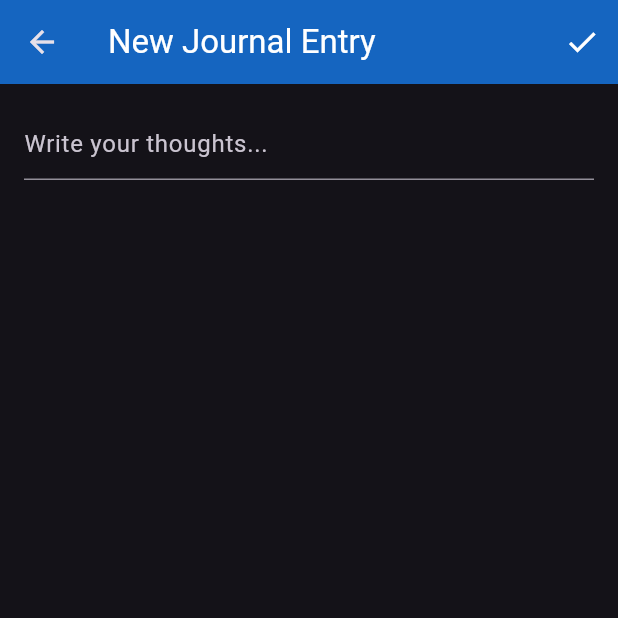
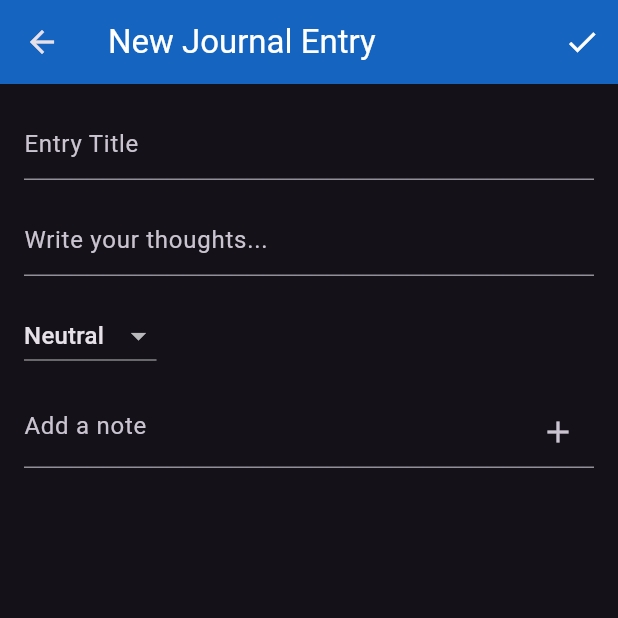
Before and after one commit to aakash-kr-7/Aether, a Flutter app: the JournalHome screen opened by its route, after a tap on the "add" icon, on a phone screen of 412 x 824 dp, the top half of it. Run offline on Flutter 3.47's test engine with Material 3 defaults, Android fonts, the phone set to English and light mode, and no system bars; our stand-ins replace cloud_firestore, firebase_auth, firebase_core, google_fonts; accounts and stored records are empty.

Commit message:
chatbot almost done and journal is up and running

```diff
--- a/lib/main.dart
+++ b/lib/main.dart
@@ -1,6 +1,7 @@
 import 'package:flutter/material.dart';
 import 'package:firebase_core/firebase_core.dart';
 import 'package:firebase_auth/firebase_auth.dart';
+import 'package:cloud_firestore/cloud_firestore.dart';
 import '/firebase_options.dart';
 import 'screens/auth/login_screen.dart';
 import 'screens/home/home_screen.dart';
@@ -11,6 +12,10 @@ import 'screens/chatbot/chatbot_screen.dart';
 void main() async {
   WidgetsFlutterBinding.ensureInitialized();
   await Firebase.initializeApp(options: DefaultFirebaseOptions.currentPlatform);
+
+  // Clear Firestore cache
+  await FirebaseFirestore.instance.clearPersistence();
+
   runApp(MyApp());
 }
 
--- a/lib/models/journal_entry.dart
+++ b/lib/models/journal_entry.dart
@@ -3,21 +3,30 @@ import 'package:cloud_firestore/cloud_firestore.dart';
 class JournalEntry {
   final String entryId;
   final String userId;
+  final String title;
   final String content;
+  final List<String> notes;
+  final String mood;
   final DateTime date;
 
   JournalEntry({
     required this.entryId,
     required this.userId,
+    required this.title,
     required this.content,
+    required this.notes,
+    required this.mood,
     required this.date,
   });
 
   factory JournalEntry.fromMap(Map<String, dynamic> map) {
     return JournalEntry(
-      entryId: map['entryId'],
-      userId: map['userId'],
-      content: map['content'],
+      entryId: map['entryId'] ?? '',
+      userId: map['userId'] ?? '',
+      title: map['title'] ?? 'Untitled',
+      content: map['content'] ?? 'No content',
+      notes: map['notes'] is List ? List<String>.from(map['notes']) : <String>[],
+      mood: map['mood'] ?? 'Neutral',
       date: (map['date'] as Timestamp).toDate(),
     );
   }
@@ -26,8 +35,11 @@ class JournalEntry {
     return {
       'entryId': entryId,
       'userId': userId,
+      'title': title,
       'content': content,
-      'date': date,
+      'notes': notes,
+      'mood': mood,
+      'date': Timestamp.fromDate(date),
     };
   }
 }
--- /dev/null
+++ b/lib/screens/journal/journal_detail_screen.dart
@@ -0,0 +1,68 @@
+import 'package:flutter/material.dart';
+import '../../models/journal_entry.dart';
+import '../../services/journal_service.dart';
+import 'journal_home.dart';
+
+class JournalDetailScreen extends StatelessWidget {
+  final JournalEntry entry;
+  final JournalService _journalService = JournalService();
+
+  JournalDetailScreen({required this.entry});
+
+  void _deleteEntry(BuildContext context) async {
+    await _journalService.deleteEntry(entry.entryId!);
+    ScaffoldMessenger.of(context).showSnackBar(SnackBar(content: Text("Entry deleted.")));
+    Navigator.pushAndRemoveUntil(
+      context,
+      MaterialPageRoute(builder: (context) => JournalHome()),
+      (route) => false,
+    );
+  }
+
+  String _formatDate(DateTime date) {
+    return "${date.day}-${date.month}-${date.year}";
+  }
+
+  @override
+  Widget build(BuildContext context) {
+    return Scaffold(
+      appBar: AppBar(
+        title: Text(entry.title.isNotEmpty ? entry.title : "Untitled", style: TextStyle(color: Colors.white)),
+        backgroundColor: Colors.blue[800],
+        actions: [
+          IconButton(
+            icon: Icon(Icons.delete, color: Colors.white),
+            onPressed: () => _deleteEntry(context),
+          ),
+        ],
+      ),
+      body: SingleChildScrollView(
+        padding: EdgeInsets.all(16.0),
+        child: Column(
+          crossAxisAlignment: CrossAxisAlignment.start,
+          children: [
+            Text("Mood: ${entry.mood}", style: TextStyle(fontSize: 18, fontWeight: FontWeight.bold)),
+            SizedBox(height: 10),
+            Text("Date: ${_formatDate(entry.date)}", style: TextStyle(fontSize: 14, color: Colors.grey[700])),
+            SizedBox(height: 20),
+            Text(entry.content, style: TextStyle(fontSize: 16)),
+            SizedBox(height: 20),
+            if (entry.notes.isNotEmpty) ...[
+              Text("Notes:", style: TextStyle(fontSize: 18, fontWeight: FontWeight.bold)),
+              SizedBox(height: 10),
+              Column(
+                crossAxisAlignment: CrossAxisAlignment.start,
+                children: entry.notes
+                    .map((note) => Padding(
+                          padding: const EdgeInsets.only(bottom: 8.0),
+                          child: Text("• $note", style: TextStyle(fontSize: 16)),
+                        ))
+                    .toList(),
+              ),
+            ],
+          ],
+        ),
+      ),
+    );
+  }
+}
--- a/lib/screens/journal/journal_entry_screen.dart
+++ b/lib/screens/journal/journal_entry_screen.dart
@@ -3,52 +3,154 @@ import 'package:uuid/uuid.dart';
 import 'package:firebase_auth/firebase_auth.dart';
 import '../../services/journal_service.dart';
 import '../../models/journal_entry.dart';
+import 'journal_home.dart';
 
 class JournalEntryScreen extends StatefulWidget {
+  final JournalEntry? entry;
+
+  JournalEntryScreen({this.entry});
+
   @override
   _JournalEntryScreenState createState() => _JournalEntryScreenState();
 }
 
 class _JournalEntryScreenState extends State<JournalEntryScreen> {
-  final TextEditingController _controller = TextEditingController();
+  final TextEditingController _titleController = TextEditingController();
+  final TextEditingController _contentController = TextEditingController();
+  final TextEditingController _noteController = TextEditingController();
   final JournalService _journalService = JournalService();
   final _uuid = Uuid();
 
+  List<String> _notes = [];
+  String _selectedMood = 'Neutral';
+
+  final List<String> moods = [
+    'Happy', 'Sad', 'Angry', 'Excited', 'Anxious',
+    'Grateful', 'Calm', 'Tired', 'Stressed', 'Neutral'
+  ];
+
+  @override
+  void initState() {
+    super.initState();
+    if (widget.entry != null) {
+      _titleController.text = widget.entry!.title;
+      _contentController.text = widget.entry!.content;
+      _notes = List.from(widget.entry!.notes);
+      _selectedMood = widget.entry!.mood;
+    }
+  }
+
   void _saveEntry() async {
-    String text = _controller.text;
-    if (text.isNotEmpty) {
+  String title = _titleController.text.trim();
+  String content = _contentController.text.trim();
+
+  // Ensure any unsaved note is added
+  if (_noteController.text.isNotEmpty) {
+    _notes.add(_noteController.text.trim());
+    _noteController.clear();
+  }
+
+  if (title.isNotEmpty && content.isNotEmpty) {
     String userId = FirebaseAuth.instance.currentUser?.uid ?? "default_user";
-      String entryId = _uuid.v4();
+    String entryId = widget.entry?.entryId ?? _uuid.v4();
+    DateTime entryDate = widget.entry?.date ?? DateTime.now();
+
     JournalEntry newEntry = JournalEntry(
       entryId: entryId,
       userId: userId,
-        content: text,
-        date: DateTime.now(),
+      title: title,
+      content: content,
+      notes: _notes.isNotEmpty ? _notes : [],
+      mood: _selectedMood,
+      date: entryDate,
     );
 
+    if (widget.entry == null) {
       await _journalService.addEntry(newEntry);
+    } else {
+      await _journalService.updateEntry(entryId, newEntry.toMap());
+    }
+
     ScaffoldMessenger.of(context).showSnackBar(SnackBar(content: Text("Entry Saved!")));
-      Navigator.pop(context);
+
+    Navigator.pushAndRemoveUntil(
+      context,
+      MaterialPageRoute(builder: (context) => JournalHome()),
+      (route) => false,
+    );
   }
 }
+
+void _addNote() {
+  if (_noteController.text.isNotEmpty) {
+    setState(() {
+      _notes.add(_noteController.text.trim());
+      _noteController.clear();
+    });
+  }
+}
+
 
   @override
   Widget build(BuildContext context) {
     return Scaffold(
       appBar: AppBar(
-        title: Text("New Journal Entry", style: TextStyle(color: Colors.white)),
+        title: Text(widget.entry == null ? "New Journal Entry" : "Edit Journal Entry",
+            style: TextStyle(color: Colors.white)),
         backgroundColor: Colors.blue[800],
         actions: [
           IconButton(icon: Icon(Icons.check, color: Colors.white), onPressed: _saveEntry)
         ],
       ),
-      body: Padding(
+      body: SingleChildScrollView(
         padding: EdgeInsets.all(16.0),
-        child: TextField(
-          controller: _controller,
+        child: Column(
+          crossAxisAlignment: CrossAxisAlignment.start,
+          children: [
+            TextField(
+              controller: _titleController,
+              decoration: InputDecoration(hintText: "Entry Title"),
+            ),
+            SizedBox(height: 16.0),
+            TextField(
+              controller: _contentController,
               decoration: InputDecoration(hintText: "Write your thoughts..."),
               maxLines: null,
               keyboardType: TextInputType.multiline,
+            ),
+            SizedBox(height: 16.0),
+            DropdownButton<String>(
+              value: _selectedMood,
+              onChanged: (value) => setState(() => _selectedMood = value!),
+              items: moods.map((mood) => DropdownMenuItem(
+                value: mood,
+                child: Text(mood),
+              )).toList(),
+            ),
+            SizedBox(height: 16.0),
+            TextField(
+              controller: _noteController,
+              decoration: InputDecoration(
+                hintText: "Add a note",
+                suffixIcon: IconButton(
+                  icon: Icon(Icons.add),
+                  onPressed: _addNote,
+                ),
+              ),
+            ),
+            SizedBox(height: 8.0),
+            Wrap(
+              children: _notes
+                  .map((note) => Chip(
+                        label: Text(note),
+                        deleteIcon: Icon(Icons.close),
+                        onDeleted: () {
+                          setState(() => _notes.remove(note));
+                        },
+                      ))
+                  .toList(),
+            ),
+          ],
         ),
       ),
     );
--- a/lib/screens/journal/journal_home.dart
+++ b/lib/screens/journal/journal_home.dart
@@ -1,7 +1,10 @@
 import 'package:flutter/material.dart';
+import 'package:firebase_auth/firebase_auth.dart';
+import 'package:intl/intl.dart';
 import '../../services/journal_service.dart';
 import '../../models/journal_entry.dart';
 import 'journal_entry_screen.dart';
+import 'journal_detail_screen.dart';
 
 class JournalHome extends StatefulWidget {
   @override
@@ -11,33 +14,72 @@ class JournalHome extends StatefulWidget {
 class _JournalHomeState extends State<JournalHome> {
   final JournalService _journalService = JournalService();
 
+  String formatDate(DateTime date) {
+    return DateFormat('yyyy-MM-dd – HH:mm').format(date);
+  }
+
   @override
   Widget build(BuildContext context) {
+    User? user = FirebaseAuth.instance.currentUser;
+
+    if (user == null) {
+      return Scaffold(
+        appBar: AppBar(
+          title: Text("Your Journal", style: TextStyle(color: Colors.white)),
+          backgroundColor: Colors.blue[800],
+        ),
+        body: Center(child: Text("Please log in to view entries.")),
+      );
+    }
+
+    String userId = user.uid;
+
     return Scaffold(
       appBar: AppBar(
         title: Text("Your Journal", style: TextStyle(color: Colors.white)),
         backgroundColor: Colors.blue[800],
       ),
       body: StreamBuilder<List<JournalEntry>>(
-        stream: _journalService.getUserEntries("USER_ID_HERE"), // Replace with actual user ID
+        stream: _journalService.getUserEntries(userId),
         builder: (context, snapshot) {
           if (snapshot.connectionState == ConnectionState.waiting) {
             return Center(child: CircularProgressIndicator());
           }
 
-          if (!snapshot.hasData || snapshot.data!.isEmpty) {
-            return Center(child: Text("No entries yet!", style: TextStyle(fontSize: 18, color: Colors.blue[700])));
+          if (snapshot.hasError) {
+            print("Firestore Error: ${snapshot.error}");
+            return Center(child: Text("Error loading entries."));
           }
 
-          List<JournalEntry> entries = snapshot.data!;
+          if (!snapshot.hasData || snapshot.data!.isEmpty) {
+            return Center(
+              child: Text(
+                "No entries yet!",
+                style: TextStyle(fontSize: 18, color: Colors.blue[700]),
+              ),
+            );
+          }
+
+          final entries = snapshot.data!;
+          print("Fetched Entries: ${entries.map((e) => e.toMap()).toList()}");
 
           return ListView.builder(
             itemCount: entries.length,
             itemBuilder: (context, index) {
+              final entry = entries[index];
+
               return ListTile(
-                title: Text(entries[index].content),
-                subtitle: Text(entries[index].date.toString()),
+                title: Text(entry.title.isNotEmpty ? entry.title : "Untitled"),
+                subtitle: Text("Mood: ${entry.mood}\n${formatDate(entry.date)}"),
                 leading: Icon(Icons.book, color: Colors.blue[700]),
+                onTap: () {
+                  Navigator.push(
+                    context,
+                    MaterialPageRoute(
+                      builder: (context) => JournalDetailScreen(entry: entry),
+                    ),
+                  );
+                },
               );
             },
           );
@@ -45,9 +87,11 @@ class _JournalHomeState extends State<JournalHome> {
       ),
       floatingActionButton: FloatingActionButton(
         backgroundColor: Colors.blue[700],
-        onPressed: () async {
-          await Navigator.push(context, MaterialPageRoute(builder: (context) => JournalEntryScreen()));
-          setState(() {}); // 🔹 Refresh the journal list after returning
+        onPressed: () {
+          Navigator.push(
+            context,
+            MaterialPageRoute(builder: (context) => JournalEntryScreen()),
+          );
         },
         child: Icon(Icons.add, color: Colors.white),
       ),
--- a/lib/services/journal_service.dart
+++ b/lib/services/journal_service.dart
@@ -3,33 +3,82 @@ import '../models/journal_entry.dart';
 
 class JournalService {
   final CollectionReference journalCollection =
-      FirebaseFirestore.instance.collection('journalEntries');
+      FirebaseFirestore.instance.collection('journal_Entries');
 
-  // Create a new journal entry
   Future<void> addEntry(JournalEntry entry) async {
     try {
-      await journalCollection.doc(entry.entryId).set(entry.toMap());
+      final docRef = journalCollection.doc();
+      await docRef.set(entry.toMap()..['entryId'] = docRef.id);
+      print("Entry added successfully with ID: ${docRef.id}");
     } catch (e) {
       print("Error adding journal entry: $e");
     }
   }
 
-  // Get journal entries for a user
   Stream<List<JournalEntry>> getUserEntries(String userId) {
+  return journalCollection
+      .where('userId', isEqualTo: userId)
+      .orderBy('date', descending: true)
+      .snapshots()
+      .map((snapshot) {
+        print("RAW DATA: ${snapshot.docs.map((doc) => doc.data()).toList()}");
+        return snapshot.docs.map((doc) {
+          try {
+            final data = doc.data() as Map<String, dynamic>;
+            return JournalEntry.fromMap(data);
+          } catch (e) {
+            print("Error converting entry: $e");
+            return null; // Return null for invalid entries
+          }
+        }).whereType<JournalEntry>().toList(); // Filter valid entries
+      });
+}
+
+  Future<void> deleteEntry(String entryId) async {
+    try {
+      await journalCollection.doc(entryId).delete();
+      print("Entry deleted: $entryId");
+    } catch (e) {
+      print("Error deleting journal entry: $e");
+    }
+  }
+
+  Future<void> updateEntry(String entryId, Map<String, dynamic> updatedData) async {
+    try {
+      if (updatedData.containsKey('date')) {
+        updatedData['date'] = Timestamp.fromDate(updatedData['date']);
+      }
+      await journalCollection.doc(entryId).update(updatedData);
+      print("Entry updated: $entryId");
+    } catch (e) {
+      print("Error updating journal entry: $e");
+    }
+  }
+
+  Stream<List<Map<String, String>>> getEntrySummaries(String userId) {
     return journalCollection
         .where('userId', isEqualTo: userId)
         .orderBy('date', descending: true)
         .snapshots()
-        .map((snapshot) =>
-            snapshot.docs.map((doc) => JournalEntry.fromMap(doc.data() as Map<String, dynamic>)).toList());
+        .map((snapshot) {
+          return snapshot.docs.map((doc) {
+            final data = doc.data() as Map<String, dynamic>;
+            final content = (data['content'] ?? 'No content').toString();
+            return {
+              'entryId': doc.id,
+              'title': (data['title'] ?? 'Untitled').toString(),
+              'summary': content.length > 50 ? '${content.substring(0, 50)}...' : content,
+            };
+          }).toList();
+        });
   }
 
-  // Delete a journal entry
-  Future<void> deleteEntry(String entryId) async {
+  Future<void> clearCache() async {
     try {
-      await journalCollection.doc(entryId).delete();
+      await FirebaseFirestore.instance.clearPersistence();
+      print("Firestore cache cleared.");
     } catch (e) {
-      print("Error deleting journal entry: $e");
+      print("Error clearing cache: $e");
     }
   }
 }
--- a/pubspec.yaml
+++ b/pubspec.yaml
@@ -30,6 +30,7 @@ environment:
 dependencies:
   flutter:
     sdk: flutter
+  intl: ^0.18.0
 
   # The following adds the Cupertino Icons font to your application.
   # Use with the CupertinoIcons class for iOS style icons.
```
Also changed, not shown: lib/models/chat-message.dart (+8 -6 lines), lib/screens/chatbot/chatbot_screen.dart (+10 -4 lines), lib/services/chatbot_service.dart (+7 -11 lines), pubspec.lock, 1 other file. Lines whose indentation alone changed are shown as unchanged.
